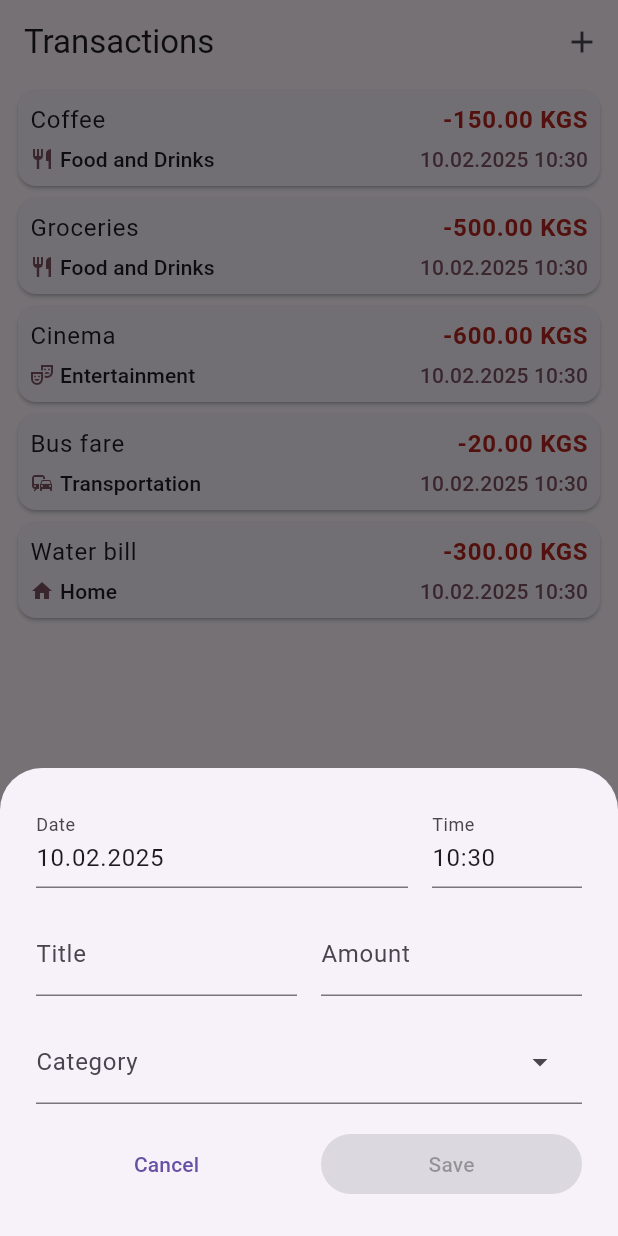
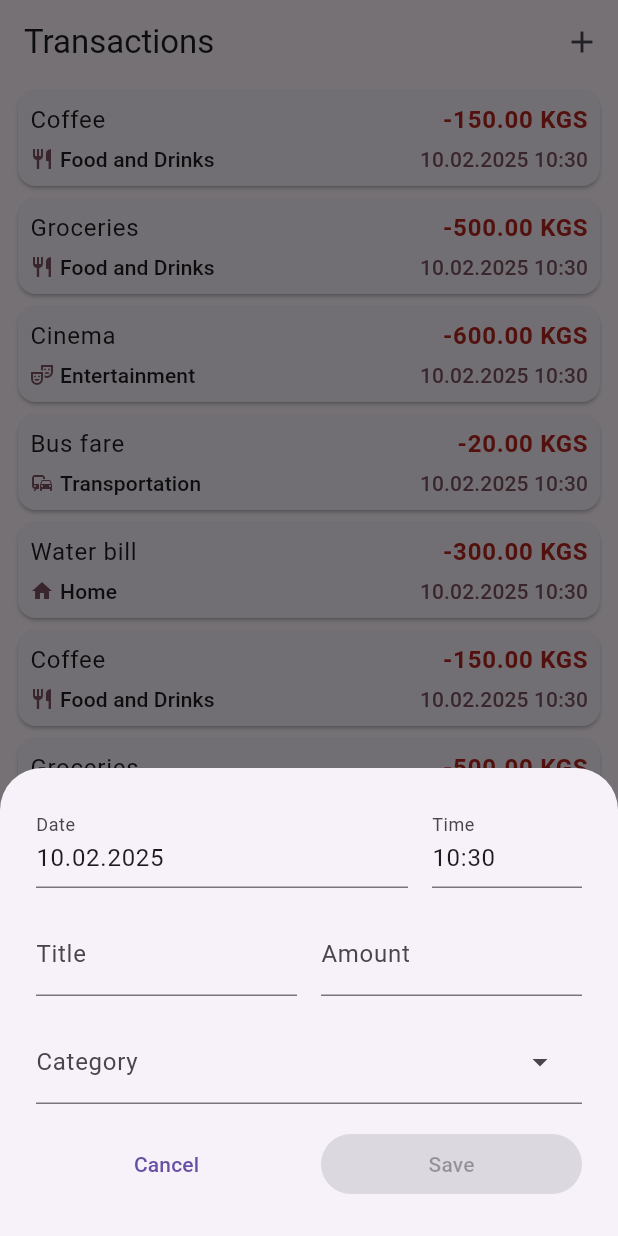
Before and after one commit to sylvix/personal_finance, a Flutter app: the screen it shows after launch, after a tap on the "add" icon, on a phone screen of 412 x 824 dp. Run offline on Flutter 3.47's test engine with Material 3 defaults, Android fonts, the phone set to English and light mode, and no system bars; drawn by our look-alikes of flutter_slidable.

Commit message:
Remove and edit transactions. List improvements

```diff
--- a/lib/models/transaction.dart
+++ b/lib/models/transaction.dart
@@ -1,18 +1,23 @@
 import 'package:personal_finance/data/categories_data.dart';
 import 'package:personal_finance/models/transaction_category.dart';
+import 'package:uuid/uuid.dart';
+
+const uuid = Uuid();
 
 class Transaction {
+  final String id;
   final String title;
   final double amount;
   final DateTime dateTime;
   final String categoryId;
 
   Transaction({
+    String? id,
     required this.title,
     required this.amount,
     required this.dateTime,
     required this.categoryId,
-  });
+  }) : id = id ?? uuid.v4();
 
   String get formattedAmount {
     return '-${amount.toStringAsFixed(2)} KGS';
--- a/lib/personal_finance.dart
+++ b/lib/personal_finance.dart
@@ -1,7 +1,7 @@
 import 'package:flutter/material.dart';
 import 'package:personal_finance/models/transaction.dart';
 import 'package:personal_finance/screens/transactions_screen.dart';
-import 'package:personal_finance/widgets/new_transaction.dart';
+import 'package:personal_finance/widgets/transaction_form.dart';
 
 class PersonalFinance extends StatefulWidget {
   const PersonalFinance({super.key});
@@ -42,6 +42,66 @@ class _PersonalFinanceState extends State<PersonalFinance> {
       dateTime: DateTime.now(),
       categoryId: 'home',
     ),
+    Transaction(
+      title: 'Coffee',
+      amount: 150,
+      dateTime: DateTime.now(),
+      categoryId: 'food_and_drinks',
+    ),
+    Transaction(
+      title: 'Groceries',
+      amount: 500,
+      dateTime: DateTime.now(),
+      categoryId: 'food_and_drinks',
+    ),
+    Transaction(
+      title: 'Cinema',
+      amount: 600,
+      dateTime: DateTime.now(),
+      categoryId: 'entertainment',
+    ),
+    Transaction(
+      title: 'Bus fare',
+      amount: 20,
+      dateTime: DateTime.now(),
+      categoryId: 'transport',
+    ),
+    Transaction(
+      title: 'Water bill',
+      amount: 300,
+      dateTime: DateTime.now(),
+      categoryId: 'home',
+    ),
+    Transaction(
+      title: 'Coffee',
+      amount: 150,
+      dateTime: DateTime.now(),
+      categoryId: 'food_and_drinks',
+    ),
+    Transaction(
+      title: 'Groceries',
+      amount: 500,
+      dateTime: DateTime.now(),
+      categoryId: 'food_and_drinks',
+    ),
+    Transaction(
+      title: 'Cinema',
+      amount: 600,
+      dateTime: DateTime.now(),
+      categoryId: 'entertainment',
+    ),
+    Transaction(
+      title: 'Bus fare',
+      amount: 20,
+      dateTime: DateTime.now(),
+      categoryId: 'transport',
+    ),
+    Transaction(
+      title: 'Water bill',
+      amount: 300,
+      dateTime: DateTime.now(),
+      categoryId: 'home',
+    ),
   ];
 
   void addTransaction(Transaction newTransaction) {
@@ -50,19 +110,48 @@ class _PersonalFinanceState extends State<PersonalFinance> {
     });
   }
 
+  void deleteTransaction(String id) {
+    setState(() {
+      transactions.removeWhere((transaction) => transaction.id == id);
+    });
+  }
+
+  void editTransaction(Transaction editedTransaction) {
+    setState(() {
+      final index = transactions
+          .indexWhere((transaction) => transaction.id == editedTransaction.id);
+      transactions[index] = editedTransaction;
+    });
+  }
+
   void openAddTransactionSheet() {
     showModalBottomSheet(
       isScrollControlled: true,
       useSafeArea: true,
       context: context,
-      builder: (ctx) => NewTransaction(
-        onTransactionCreated: addTransaction,
+      builder: (ctx) => TransactionForm(
+        onTransactionSaved: addTransaction,
+      ),
+    );
+  }
+
+  void openEditTransactionSheet(String id) {
+    final existingTransaction =
+        transactions.firstWhere((transaction) => transaction.id == id);
+    showModalBottomSheet(
+      isScrollControlled: true,
+      useSafeArea: true,
+      context: context,
+      builder: (ctx) => TransactionForm(
+        onTransactionSaved: editTransaction,
+        existingTransaction: existingTransaction,
       ),
     );
   }
 
   @override
   Widget build(BuildContext context) {
+    transactions.sort((a, b) => b.dateTime.compareTo(a.dateTime));
     return Scaffold(
       appBar: AppBar(
         title: Text('Transactions'),
@@ -73,7 +162,11 @@ class _PersonalFinanceState extends State<PersonalFinance> {
           ),
         ],
       ),
-      body: TransactionsScreen(transactions: transactions),
+      body: TransactionsScreen(
+        transactions: transactions,
+        onTransactionDeleted: deleteTransaction,
+        onTransactionEdited: openEditTransactionSheet,
+      ),
     );
   }
 }
--- a/lib/screens/transactions_screen.dart
+++ b/lib/screens/transactions_screen.dart
@@ -1,19 +1,53 @@
 import 'package:flutter/material.dart';
+import 'package:flutter_slidable/flutter_slidable.dart';
 import 'package:personal_finance/models/transaction.dart';
 import 'package:personal_finance/widgets/transaction_card.dart';
 
 class TransactionsScreen extends StatelessWidget {
   final List<Transaction> transactions;
-  const TransactionsScreen({super.key, required this.transactions});
+  final void Function(String id) onTransactionDeleted;
+  final void Function(String id) onTransactionEdited;
+
+  const TransactionsScreen({
+    super.key,
+    required this.transactions,
+    required this.onTransactionDeleted,
+    required this.onTransactionEdited,
+  });
 
   @override
   Widget build(BuildContext context) {
+    final theme = Theme.of(context);
     return Padding(
       padding: const EdgeInsets.symmetric(horizontal: 8),
-      child: Column(
-        children: transactions
-            .map((transaction) => TransactionCard(transaction: transaction))
-            .toList(),
+      child: ListView.builder(
+        itemCount: transactions.length,
+        itemBuilder: (ctx, index) {
+          final transaction = transactions[index];
+          return Slidable(
+            endActionPane: ActionPane(
+              extentRatio: 0.4,
+              motion: DrawerMotion(),
+              children: [
+                SlidableAction(
+                  onPressed: (ctx) => onTransactionDeleted(transaction.id),
+                  icon: Icons.delete,
+                  backgroundColor: theme.colorScheme.error.withAlpha(220),
+                  label: 'Delete',
+                  padding: EdgeInsets.zero,
+                ),
+                SlidableAction(
+                  onPressed: (ctx) => onTransactionEdited(transaction.id),
+                  icon: Icons.edit,
+                  backgroundColor: theme.colorScheme.secondary.withAlpha(220),
+                  label: 'Edit',
+                  padding: EdgeInsets.zero,
+                ),
+              ],
+            ),
+            child: TransactionCard(transaction: transaction),
+          );
+        },
       ),
     );
   }
--- a/lib/widgets/new_transaction.dart
+++ b/lib/widgets/transaction_form.dart
@@ -3,27 +3,42 @@ import 'package:personal_finance/data/categories_data.dart';
 import 'package:personal_finance/helpers/format_datetime.dart';
 import 'package:personal_finance/models/transaction.dart';
 
-class NewTransaction extends StatefulWidget {
-  final void Function(Transaction newTransaction) onTransactionCreated;
-  const NewTransaction({super.key, required this.onTransactionCreated});
+class TransactionForm extends StatefulWidget {
+  final void Function(Transaction newTransaction) onTransactionSaved;
+  final Transaction? existingTransaction;
+  const TransactionForm({
+    super.key,
+    required this.onTransactionSaved,
+    this.existingTransaction,
+  });
 
   @override
-  State<NewTransaction> createState() => _NewTransactionState();
+  State<TransactionForm> createState() => _TransactionFormState();
 }
 
-class _NewTransactionState extends State<NewTransaction> {
-  var title = '';
-  var amount = '';
+class _TransactionFormState extends State<TransactionForm> {
   var selectedDate = DateTime.now();
   var selectedTimeOfDay = TimeOfDay.now();
   String? selectedCategory;
 
   final dateController = TextEditingController();
   final timeController = TextEditingController();
+  final titleController = TextEditingController();
+  final amountController = TextEditingController();
 
   @override
   void initState() {
     super.initState();
+
+    if (widget.existingTransaction != null) {
+      final existingTransaction = widget.existingTransaction!;
+      titleController.text = existingTransaction.title;
+      amountController.text = existingTransaction.amount.toString();
+      selectedDate = existingTransaction.dateTime;
+      selectedTimeOfDay = TimeOfDay.fromDateTime(selectedDate);
+      selectedCategory = existingTransaction.categoryId;
+    }
+
     dateController.text = formatDate(selectedDate);
     timeController.text = formatTime(selectedTimeOfDay);
   }
@@ -32,13 +47,17 @@ class _NewTransactionState extends State<NewTransaction> {
   void dispose() {
     dateController.dispose();
     timeController.dispose();
+    titleController.dispose();
+    amountController.dispose();
     super.dispose();
   }
 
   bool isTransactionInvalid() {
-    final parsedAmount = double.tryParse(amount);
+    final parsedAmount = double.tryParse(amountController.text);
     final amountIsInvalid = parsedAmount == null || parsedAmount <= 0;
-    return title.trim().isEmpty || amountIsInvalid || selectedCategory == null;
+    return titleController.text.trim().isEmpty ||
+        amountIsInvalid ||
+        selectedCategory == null;
   }
 
   void onCanceled() {
@@ -58,12 +77,13 @@ class _NewTransactionState extends State<NewTransaction> {
       selectedTimeOfDay.minute,
     );
     final newTransaction = Transaction(
-      title: title.trim(),
-      amount: double.parse(amount),
+      id: widget.existingTransaction?.id,
+      title: titleController.text.trim(),
+      amount: double.parse(amountController.text),
       dateTime: dateTime,
       categoryId: selectedCategory!,
     );
-    widget.onTransactionCreated(newTransaction);
+    widget.onTransactionSaved(newTransaction);
     Navigator.pop(context);
   }
 
@@ -140,7 +160,7 @@ class _NewTransactionState extends State<NewTransaction> {
               children: [
                 Expanded(
                   child: TextField(
-                    onChanged: (value) => setState(() => title = value),
+                    controller: titleController,
                     decoration: InputDecoration(
                       label: Text('Title'),
                     ),
@@ -149,7 +169,7 @@ class _NewTransactionState extends State<NewTransaction> {
                 SizedBox(width: 16),
                 Expanded(
                   child: TextField(
-                    onChanged: (value) => setState(() => amount = value),
+                    controller: amountController,
                     keyboardType: TextInputType.numberWithOptions(
                       decimal: true,
                     ),
@@ -165,6 +185,7 @@ class _NewTransactionState extends State<NewTransaction> {
               expandedInsets: EdgeInsets.zero,
               label: Text('Category'),
               inputDecorationTheme: theme.inputDecorationTheme,
+              initialSelection: selectedCategory,
               onSelected: (value) => setState(() => selectedCategory = value),
               dropdownMenuEntries: categories
                   .map((category) => DropdownMenuEntry(
--- a/pubspec.yaml
+++ b/pubspec.yaml
@@ -34,6 +34,8 @@ dependencies:
   # The following adds the Cupertino Icons font to your application.
   # Use with the CupertinoIcons class for iOS style icons.
   cupertino_icons: ^1.0.8
+  uuid: ^4.5.1
+  flutter_slidable: ^4.0.0
 
 dev_dependencies:
   flutter_test:
```
Also changed, not shown: pubspec.lock.
